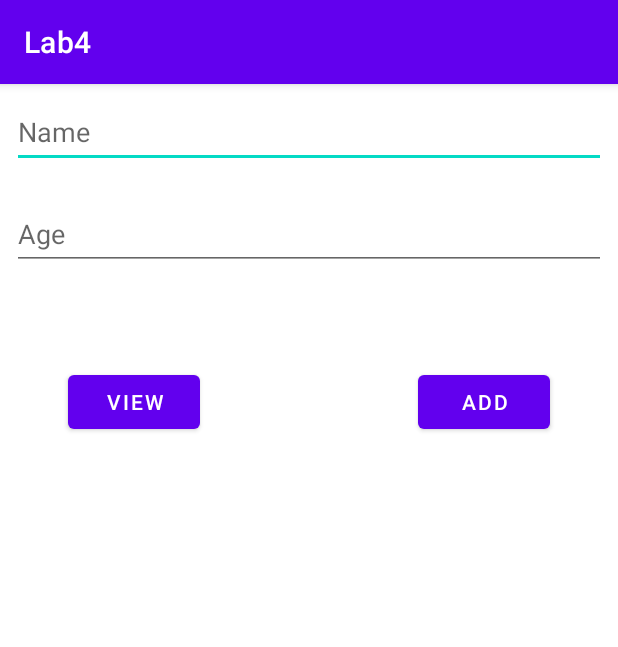
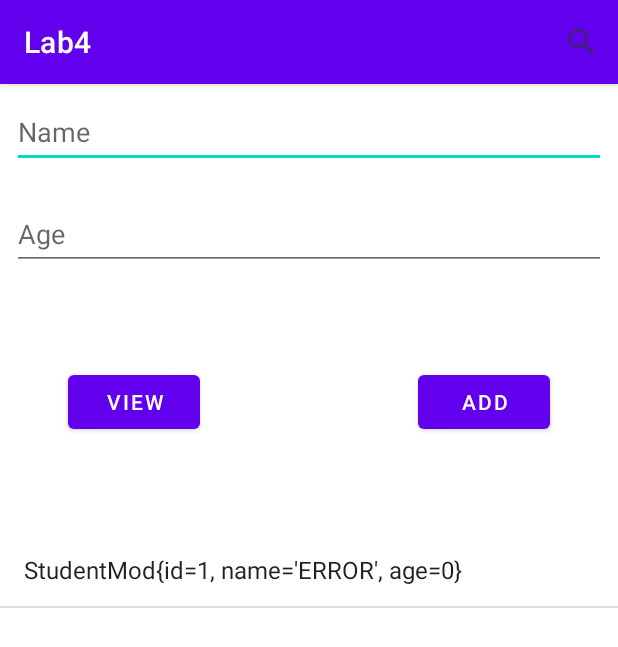
Before and after one commit to MahaAlm/db, an Android app: the screen it shows after launch (MainActivity), after a tap on "ADD", on a phone screen of 412 x 824 dp. Shown: the top 647 px of the screen. Run offline under Robolectric (Android 15) with nearby library versions, the phone set to English and light mode, and no system bars.

Commit message:
after lab6

```diff
--- a/app/src/main/java/com/example/lab4/DataBaseHelper.java
+++ b/app/src/main/java/com/example/lab4/DataBaseHelper.java
@@ -1,45 +1,116 @@
 package com.example.lab4;
 
-import android.content.ContentValues;
 import android.content.Context;
 import android.database.sqlite.SQLiteDatabase;
 import android.database.sqlite.SQLiteOpenHelper;
 
 import androidx.annotation.Nullable;
 
+
+import android.content.ContentValues;
+
+import android.database.Cursor;
+import android.database.sqlite.SQLiteAbortException;
+
+
+
+import java.util.ArrayList;
+import java.util.List;
+
 public class DataBaseHelper extends SQLiteOpenHelper {
-    public static final String CUSTOMER_TABLE = "CUSTOMER_TABLE";
-    public static final String COLUMN_CUSTOMER_NAME = "CUSTOMER_NAME";
-    public static final String COLUMN_CUSTOMER_AGE = "CUSTOMER_AGE";
+    public static final String STUDENT_TABLE = "Student_Table";
+    public static final String COLUMN_STUDENT_NAME = "STUDENT_NAME";
+    public static final String COLUMN_STUDENT_AGE = "STUDENT_AGE";
     public static final String COLUMN_ID = "ID";
 
-
     public DataBaseHelper(@Nullable Context context) {
-        super(context, "customer.db", null, 1);
+        super(context, "student.db", null, 1);
     }
 
+    // when creating the database
     @Override
-    public void onCreate(SQLiteDatabase db) {
-        String createTableStatement="CREATE TABLE " +CUSTOMER_TABLE+ "(" +COLUMN_ID+ " INTEGER PRIMARY KEY AUTOINCREMENT, "+COLUMN_CUSTOMER_NAME+ " TEXT,"+COLUMN_CUSTOMER_AGE+" INT);";
-
-        db.execSQL(createTableStatement);
+    public void onCreate(SQLiteDatabase sqLiteDatabase) {
+        String createTableStatement = "Create TABLE " + STUDENT_TABLE + " (" + COLUMN_ID + " INTEGER PRIMARY KEY AUTOINCREMENT, " + COLUMN_STUDENT_NAME + " TEXT, " + COLUMN_STUDENT_AGE + " INT )";
+        sqLiteDatabase.execSQL(createTableStatement);
 
     }
-
+    // when upgrading
     @Override
     public void onUpgrade(SQLiteDatabase sqLiteDatabase, int i, int i1) {
 
     }
 
-    public boolean addOne(customerModel customerodel){
+    public boolean addOne(StudentMod studentMod){
         SQLiteDatabase db = this.getWritableDatabase();
-        ContentValues cv =new ContentValues();
+        ContentValues cv = new ContentValues();
 
-        cv.put(COLUMN_CUSTOMER_NAME,customerodel.getName());
-        cv.put(COLUMN_CUSTOMER_AGE,customerodel.getAge());
+        cv.put(COLUMN_STUDENT_NAME, studentMod.getName());
+        cv.put(COLUMN_STUDENT_AGE, studentMod.getAge());
+        long insert = db.insert(STUDENT_TABLE, null, cv);
+        if(insert == -1){
+            return false;
+        }
+        else {
+            return true;
+        }
+    }
 
-        long insert = db.insert(CUSTOMER_TABLE, null, cv);
+    public boolean DeleteOne(StudentMod studentMod){
+        SQLiteDatabase db = this.getWritableDatabase();
+        String queryString= "Delete From " + STUDENT_TABLE + " WHERE " + COLUMN_ID + " = " + studentMod.getId() ;
+        Cursor cursor = db.rawQuery(queryString, null);
+        if(cursor.moveToFirst()){
+            return true;
+        } else{
+            // nothing happens. no one is added.
+            return false;
+        }
+        //close
+    }
+    public List<StudentMod> getEveryone(){
+        List<StudentMod> returnList = new ArrayList<>();
+        // get data from database
+        String queryString = "Select * from "+ STUDENT_TABLE;
+        SQLiteDatabase db = this.getReadableDatabase();
+        Cursor cursor = db.rawQuery(queryString, null);
+        if(cursor.moveToFirst()){
+            // loop through cursor results
+            do{
+                int SID = cursor.getInt(0); // student ID
+                String SName = cursor.getString(1);
+                int SAge = cursor.getInt(2);
 
-        return insert != -1;
+                StudentMod newStudent = new StudentMod(SID, SName, SAge);
+                returnList.add(newStudent);
+            }while (cursor.moveToNext());
+        } else{
+            // nothing happens. no one is added.
+        }
+        //close
+        cursor.close();
+        db.close();
+        return returnList;
+    }
+    public List<StudentMod> searchStudent(String name) {
+        List<StudentMod> returnList = new ArrayList<>();
+        // get data from database
+        String queryString = "Select * from " + STUDENT_TABLE + " WHERE " +
+                COLUMN_STUDENT_NAME + " = '" + name + "'";
+        SQLiteDatabase db = this.getReadableDatabase();
+        Cursor cursor = db.rawQuery(queryString, null);
+        if (cursor.moveToFirst()) {
+            // loop through cursor results
+            do {
+                int SID = cursor.getInt(0); // student ID
+                String SName = cursor.getString(1);
+                int SAge = cursor.getInt(2);
+                StudentMod newStudent = new StudentMod(SID, SName, SAge);
+                returnList.add(newStudent);
+            } while (cursor.moveToNext());
+        }
+        //close
+        cursor.close();
+        db.close();
+        return returnList;
     }
 }
--- a/app/src/main/java/com/example/lab4/MainActivity.java
+++ b/app/src/main/java/com/example/lab4/MainActivity.java
@@ -3,55 +3,140 @@ package com.example.lab4;
 import androidx.appcompat.app.AppCompatActivity;
 
 import android.os.Bundle;
+
+
+
+import android.os.Bundle;
+import android.view.Menu;
+import android.view.MenuInflater;
+import android.view.MenuItem;
 import android.view.View;
+import android.widget.AdapterView;
+import android.widget.ArrayAdapter;
 import android.widget.Button;
 import android.widget.EditText;
 import android.widget.ListView;
+import android.widget.SearchView;
 import android.widget.Toast;
 
+import java.util.List;
+
 public class MainActivity extends AppCompatActivity {
-
-    Button btn_add,btn_viewAll;
-    EditText et_name,et_age;
-    ListView lv_customerList;
+    // make a reference to buttons
+    Button btn_add, btn_view;
+    EditText et_name, et_age;
+    ListView lv_StudentList;
+    ArrayAdapter studentArrayAdapter;
+    com.example.lab4.DataBaseHelper dataBaseHelper;
 
     @Override
     protected void onCreate(Bundle savedInstanceState) {
+
         super.onCreate(savedInstanceState);
         setContentView(R.layout.activity_main);
-        btn_add=findViewById(R.id.btn_add);
-        btn_viewAll=findViewById(R.id.btn_view);
-        et_age=findViewById(R.id.et_age);
-        et_name=findViewById(R.id.et_name);
-        lv_customerList=findViewById(R.id.lv_StudentList);
+
+
+        // on create, give value
+        btn_add = findViewById(R.id.btn_add);
+        btn_view = findViewById(R.id.btn_view);
+        et_age = findViewById(R.id.et_age);
+        et_name = findViewById(R.id.et_name);
+        lv_StudentList = findViewById(R.id.lv_StudentList);
+
+        dataBaseHelper = new com.example.lab4.DataBaseHelper (MainActivity.this);
+        ShowStudentsOnListView(dataBaseHelper);
+
+
+        //Listeners:
+
+        btn_view.setOnClickListener(new View.OnClickListener() {
+            @Override
+            public void onClick(View v) {
+                dataBaseHelper = new com.example.lab4.DataBaseHelper(MainActivity.this);
+                ShowStudentsOnListView(dataBaseHelper);
+
+                //Toast.makeText(MainActivity.this, everyone.toString(), Toast.LENGTH_SHORT).show();
+            }
+        });
 
         btn_add.setOnClickListener(new View.OnClickListener() {
             @Override
-            public void onClick(View view) {
-                customerModel customerodel;
+            public void onClick(View v) {
+                // create model
+                StudentMod studentMod;
                 try {
-                    customerodel=new customerModel(-1,et_name.getText().toString(),Integer.parseInt(et_age.getText().toString()));
-                    Toast.makeText(MainActivity.this, customerodel.toString(), Toast.LENGTH_SHORT).show();
-                }
-                catch (Exception e){
-                    Toast.makeText(MainActivity.this, "Error creating customer", Toast.LENGTH_SHORT).show();
-                    customerodel=new customerModel(-1,"error",0);
+                    studentMod = new StudentMod(-1, et_name.getText().toString(), Integer.parseInt(et_age.getText().toString()));
+                    Toast.makeText(MainActivity.this, studentMod.toString(), Toast.LENGTH_SHORT).show();
+                } catch (Exception e) {
+                    Toast.makeText(MainActivity.this, "Enter Valid input", Toast.LENGTH_SHORT).show();
+                    studentMod = new StudentMod(-1, "ERROR", 0);
                 }
 
-                DataBaseHelper dataBaseHelper=new DataBaseHelper(MainActivity.this);
-                boolean b= dataBaseHelper.addOne(customerodel);
+                com.example.lab4.DataBaseHelper dataBaseHelper = new DataBaseHelper(MainActivity.this);
+                boolean b = dataBaseHelper.addOne(studentMod);
+                Toast.makeText(MainActivity.this, "SUCCESS= " + b, Toast.LENGTH_SHORT).show();
 
-                Toast.makeText(MainActivity.this, "Success "+b, Toast.LENGTH_SHORT).show();
+                ShowStudentsOnListView(dataBaseHelper);
+
             }
         });
 
-        btn_viewAll.setOnClickListener(new View.OnClickListener() {
+        lv_StudentList.setOnItemClickListener(new AdapterView.OnItemClickListener() {
             @Override
-            public void onClick(View view) {
-                Toast.makeText(MainActivity.this, "View button", Toast.LENGTH_SHORT).show();
+            public void onItemClick(AdapterView<?> adapterView, View view, int i, long l) {
+                StudentMod ClickedStudent = (StudentMod) adapterView.getItemAtPosition(i);
+                dataBaseHelper.DeleteOne(ClickedStudent);
+                ShowStudentsOnListView(dataBaseHelper);
+                Toast.makeText(MainActivity.this, "Deleted" + ClickedStudent.toString(), Toast.LENGTH_SHORT).show();
             }
         });
 
 
     }
+    @Override
+    public boolean onCreateOptionsMenu(Menu menu) {
+        MenuInflater inflater = getMenuInflater();
+        inflater.inflate(R.menu.options_menu, menu);
+        MenuItem menuItem = menu.findItem(R.id.search);
+        SearchView searchView = (SearchView) menuItem.getActionView();
+        searchView.setQueryHint("Type here to search");
+        searchView.setOnQueryTextListener(new SearchView.OnQueryTextListener() {
+
+            @Override
+            public boolean onQueryTextSubmit(String s) {
+                List<StudentMod> searchResult = dataBaseHelper.searchStudent(s);
+                if(searchResult.isEmpty())
+                {
+                    Toast.makeText(MainActivity.this, "Student not found!",
+                            Toast.LENGTH_SHORT).show();
+                }
+                else
+                {
+                    studentArrayAdapter = new
+                            ArrayAdapter<StudentMod>(MainActivity.this,
+                            android.R.layout.simple_list_item_1, searchResult);
+                    lv_StudentList.setAdapter(studentArrayAdapter);
+                }
+                return false;
+            }
+            // onQueryTextChange method will be called once user types a character
+            @Override
+            public boolean onQueryTextChange(String s) {
+                return false;
+            }
+        });
+
+        return true;
+
+
+
+
+
+    }
+    private void ShowStudentsOnListView(com.example.lab4.DataBaseHelper dataBaseHelper) {
+        studentArrayAdapter = new ArrayAdapter<StudentMod>(MainActivity.this, android.R.layout.simple_list_item_1, dataBaseHelper.getEveryone());
+        lv_StudentList.setAdapter(studentArrayAdapter);
+    }
+
+
 }
--- a/app/src/main/java/com/example/lab4/customerModel.java
+++ b/app/src/main/java/com/example/lab4/StudentMod.java
@@ -1,11 +1,14 @@
 package com.example.lab4;
 
-public class customerModel {
+public class StudentMod {
     private int id;
     private String name;
     private int age;
 
-    public customerModel(int id, String name, int age) {
+    public StudentMod() {
+    }
+
+    public StudentMod(int id, String name, int age) {
         this.id = id;
         this.name = name;
         this.age = age;
@@ -13,7 +16,7 @@ public class customerModel {
 
     @Override
     public String toString() {
-        return "customerModel{" +
+        return "StudentMod{" +
                 "id=" + id +
                 ", name='" + name + '\'' +
                 ", age=" + age +
@@ -23,9 +26,7 @@ public class customerModel {
     public int getId() {
         return id;
     }
-    public customerModel() {
 
-    }
     public void setId(int id) {
         this.id = id;
     }
--- /dev/null
+++ b/app/src/main/res/drawable-anydpi/ic_search.xml
@@ -0,0 +1,11 @@
+<vector xmlns:android="http://schemas.android.com/apk/res/android"
+    android:width="24dp"
+    android:height="24dp"
+    android:viewportWidth="24"
+    android:viewportHeight="24"
+    android:tint="#333333"
+    android:alpha="0.6">
+  <path
+      android:fillColor="@android:color/white"
+      android:pathData="M15.5,14h-0.79l-0.28,-0.27C15.41,12.59 16,11.11 16,9.5 16,5.91 13.09,3 9.5,3S3,5.91 3,9.5 5.91,16 9.5,16c1.61,0 3.09,-0.59 4.23,-1.57l0.27,0.28v0.79l5,4.99L20.49,19l-4.99,-5zM9.5,14C7.01,14 5,11.99 5,9.5S7.01,5 9.5,5 14,7.01 14,9.5 11.99,14 9.5,14z"/>
+</vector>
--- /dev/null
+++ b/app/src/main/res/menu/options_menu.xml
@@ -0,0 +1,11 @@
+<?xml version="1.0" encoding="utf-8"?>
+<menu xmlns:android="http://schemas.android.com/apk/res/android"
+    xmlns:app="http://schemas.android.com/apk/res-auto">
+    <item android:id="@+id/search"
+        android:title="search_title"
+        android:icon="@drawable/ic_search"
+        app:showAsAction="collapseActionView|ifRoom"
+        app:actionViewClass="android.widget.SearchView"
+        />
+
+</menu>
```
Also changed, not shown: app/src/main/res/drawable-hdpi/ic_search.png (added), app/src/main/res/drawable-mdpi/ic_search.png (added), app/src/main/res/drawable-xhdpi/ic_search.png (added), app/src/main/res/drawable-xxhdpi/ic_search.png (added).
